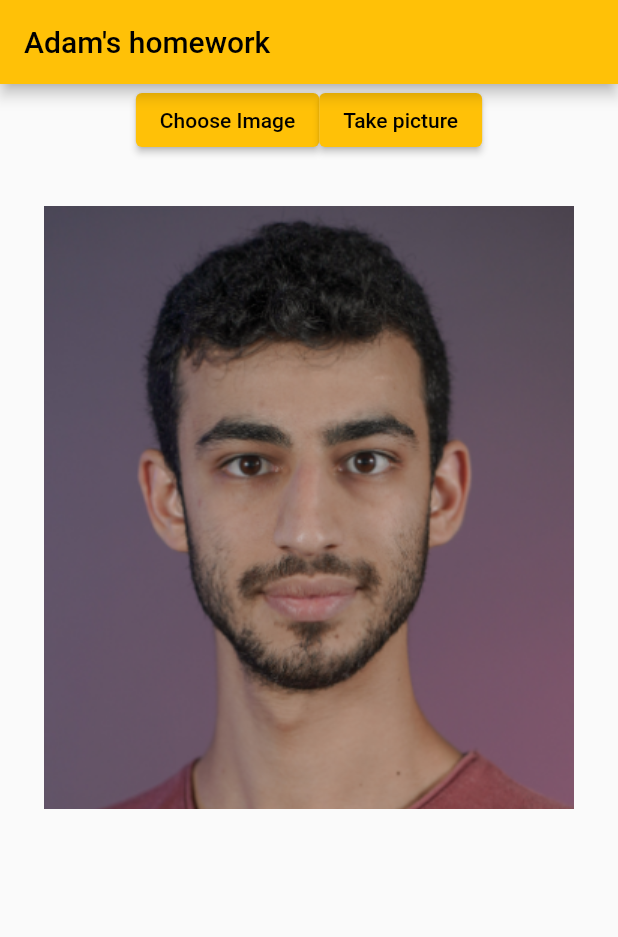
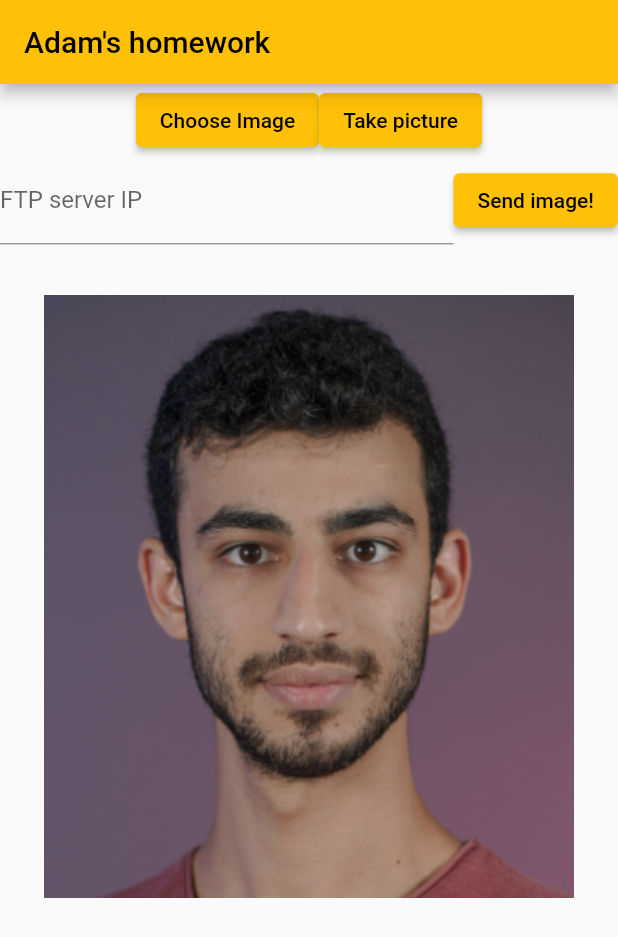
Before and after one commit to adamkatav/LearningFlutter, a Flutter app: the screen it shows after launch, on a phone screen of 412 x 824 dp. Shown: the top 937 px of the screen. Run offline on Flutter 3.47's test engine with Material 2 defaults, Android fonts, the phone set to English and light mode, and no system bars; our stand-ins replace image_picker, permission_handler; missing offline and left inert: ftpconnect.

Commit message:
server working

```diff
--- a/lib/main.dart
+++ b/lib/main.dart
@@ -3,6 +3,7 @@ import 'dart:io';
 import 'package:image_picker/image_picker.dart';
 import 'package:flutter/material.dart';
 import 'package:permission_handler/permission_handler.dart';
+import 'package:ftpconnect/ftpconnect.dart';
 
 void main() {
   runApp(const MyApp());
@@ -34,6 +35,8 @@ class MyHomePage extends StatefulWidget {
 
 class _MyHomePageState extends State<MyHomePage> {
   Image? _chosenImage;
+  File? _chosenImageFile;
+  TextEditingController textEditingController = TextEditingController();
   @override
   Widget build(BuildContext context) {
     return Scaffold(
@@ -53,6 +56,20 @@ class _MyHomePageState extends State<MyHomePage> {
                 child: const Text('Take picture'),
               )
             ]),
+            Row(
+              children: <Widget>[
+                Expanded(
+                    flex: 2,
+                    child: TextFormField(
+                      controller: textEditingController,
+                      decoration: const InputDecoration(
+                          border: UnderlineInputBorder(),
+                          labelText: 'FTP server IP'),
+                    )),
+                ElevatedButton(
+                    onPressed: sendImage, child: const Text('Send image!'))
+              ],
+            ),
             currentImage,
           ],
         ),
@@ -65,6 +82,10 @@ class _MyHomePageState extends State<MyHomePage> {
     return _chosenImage ?? Image.asset('assets/images/head.png');
   }
 
+  File get currentFile {
+    return _chosenImageFile ?? File('EMPTY FILE');
+  }
+
   void chooseImage(var source) async {
     //await Permission.camera.request();
     final ImagePicker _picker = ImagePicker();
@@ -73,8 +94,36 @@ class _MyHomePageState extends State<MyHomePage> {
       final XFile? image = await _picker.pickImage(source: source);
       if (image != null) {
         _chosenImage = Image.file(File(image.path));
+        _chosenImageFile = File(image.path);
       }
     }
     setState(() {});
   }
+
+  void sendImage() async {
+    FTPConnect ftpConnect =
+        FTPConnect(textEditingController.text, user: 'adam', pass: '318758489');
+    try {
+      await ftpConnect.connect();
+      await ftpConnect.uploadFile(currentFile);
+      await ftpConnect.disconnect();
+    } catch (e) {
+      AlertDialog alert = AlertDialog(
+        title: const Text("Error!"),
+        content: Text(e.toString()),
+        actions: [
+          TextButton(
+            child: const Text("OK"),
+            onPressed: () {},
+          ),
+        ],
+      );
+      showDialog(
+        context: context,
+        builder: (BuildContext context) {
+          return alert;
+        },
+      );
+    }
+  }
 }
--- a/pubspec.yaml
+++ b/pubspec.yaml
@@ -29,6 +29,7 @@ environment:
 dependencies:
   flutter:
     sdk: flutter
+  ftpconnect: ^1.0.0
   image_picker:
   permission_handler: ^9.2.0
 
```
Also changed, not shown: pubspec.lock.
